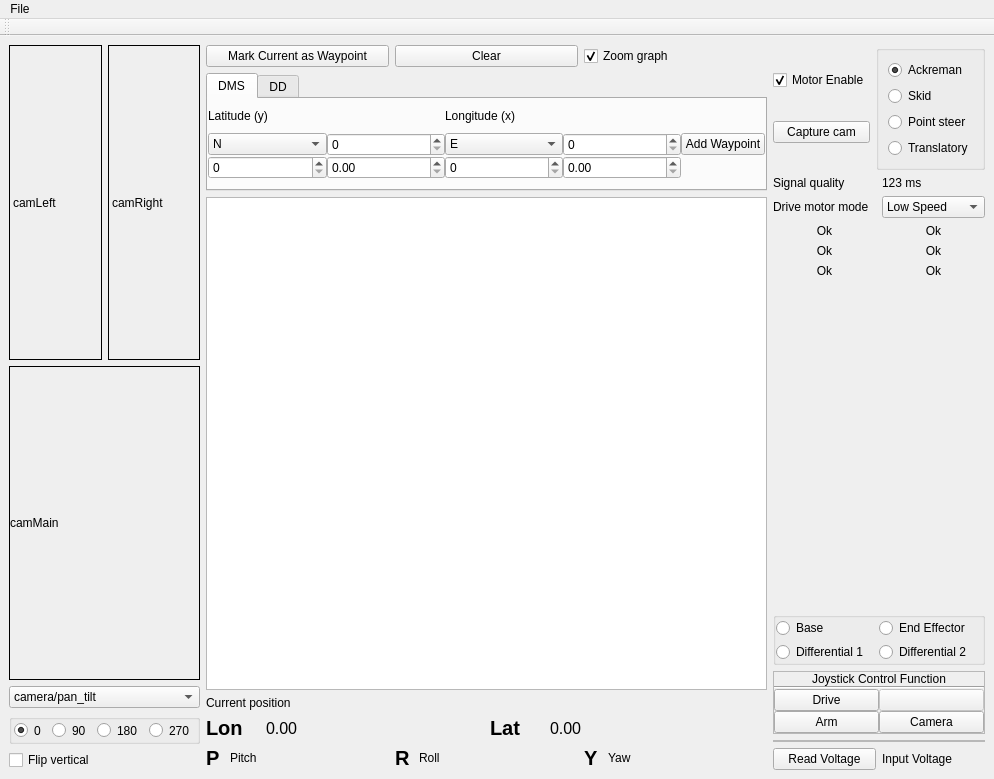
First picture: the form in catkin_ws/src/hci/MainWindow_V4.ui, repository mcgill-robotics-archive/rover-archive, before the edit.
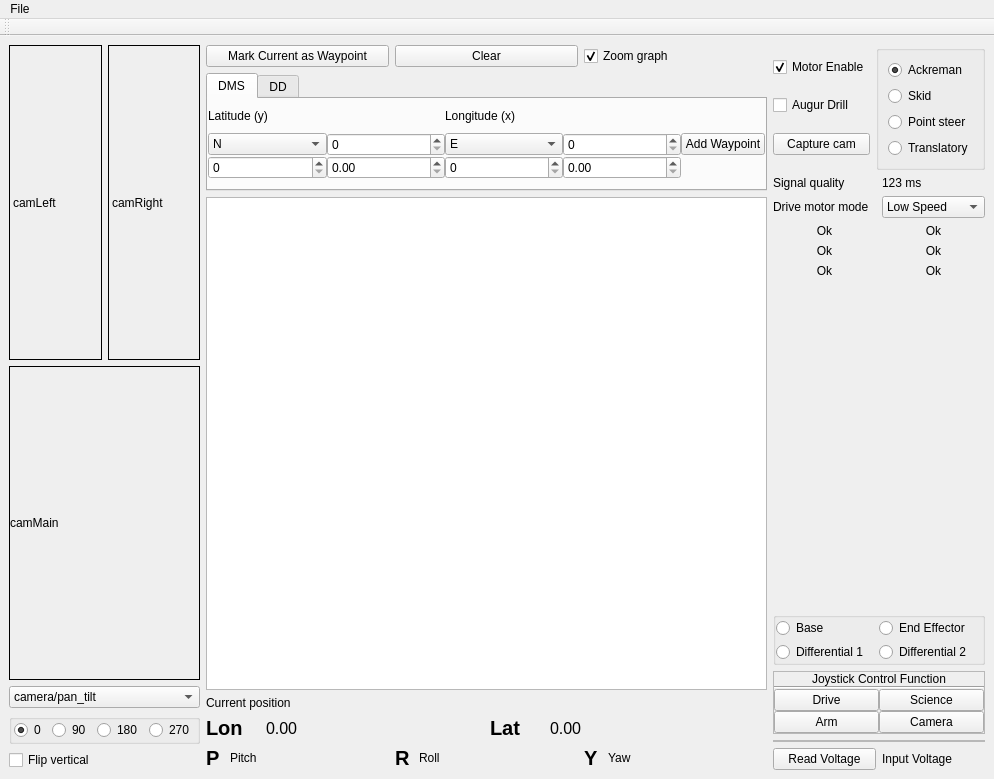
Second picture: the form after the edit. Custom widgets are drawn as their Qt base class.

Commit message: Add science control to hci

```diff
--- a/catkin_ws/src/hci/MainWindow_V4.ui
+++ b/catkin_ws/src/hci/MainWindow_V4.ui
@@ -130,9 +130,18 @@
          <bool>true</bool>
         </property>
         <layout class="QHBoxLayout" name="horizontalLayout_11">
-         <property name="margin">
+         <property name="leftMargin">
           <number>2</number>
          </property>
+         <property name="topMargin">
+          <number>0</number>
+         </property>
+         <property name="rightMargin">
+          <number>2</number>
+         </property>
+         <property name="bottomMargin">
+          <number>0</number>
+         </property>
          <item>
           <widget class="QRadioButton" name="rot0">
            <property name="maximumSize">
@@ -617,6 +626,13 @@
             </property>
            </widget>
           </item>
+          <item>
+           <widget class="QCheckBox" name="augurDrillEnable">
+            <property name="text">
+             <string>Augur Drill</string>
+            </property>
+           </widget>
+          </item>
           <item>
            <widget class="QPushButton" name="screenshot">
             <property name="text">
@@ -900,10 +916,10 @@
            <item row="0" column="1">
             <widget class="QPushButton" name="EndEffectorMode">
              <property name="enabled">
-              <bool>false</bool>
+              <bool>true</bool>
              </property>
              <property name="text">
-              <string/>
+              <string>Science</string>
              </property>
              <property name="checkable">
               <bool>true</bool>
```
Left out of the diff: 79 changed lines with no effect on the pictures. The commit also changes 7 other files.
